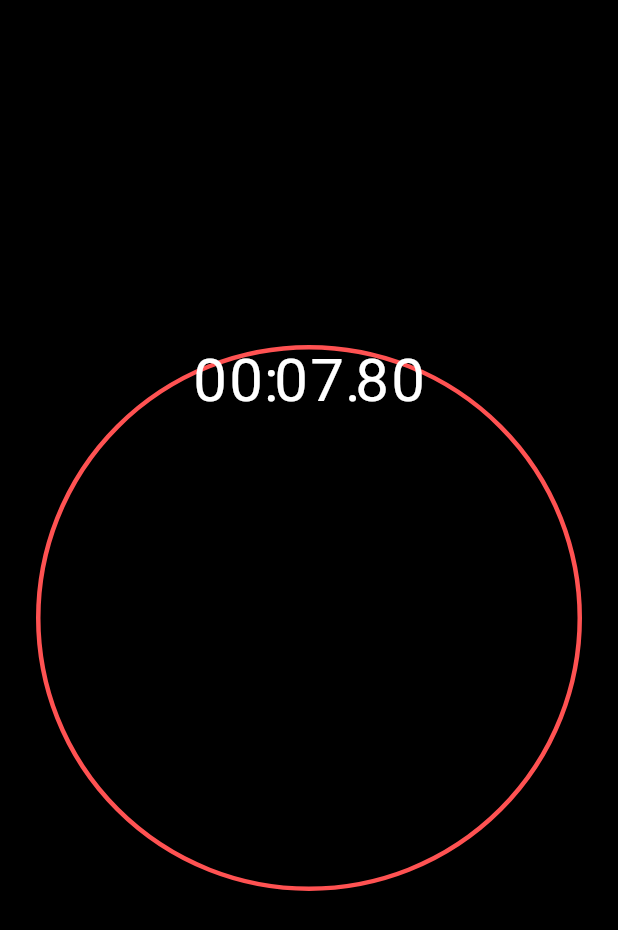
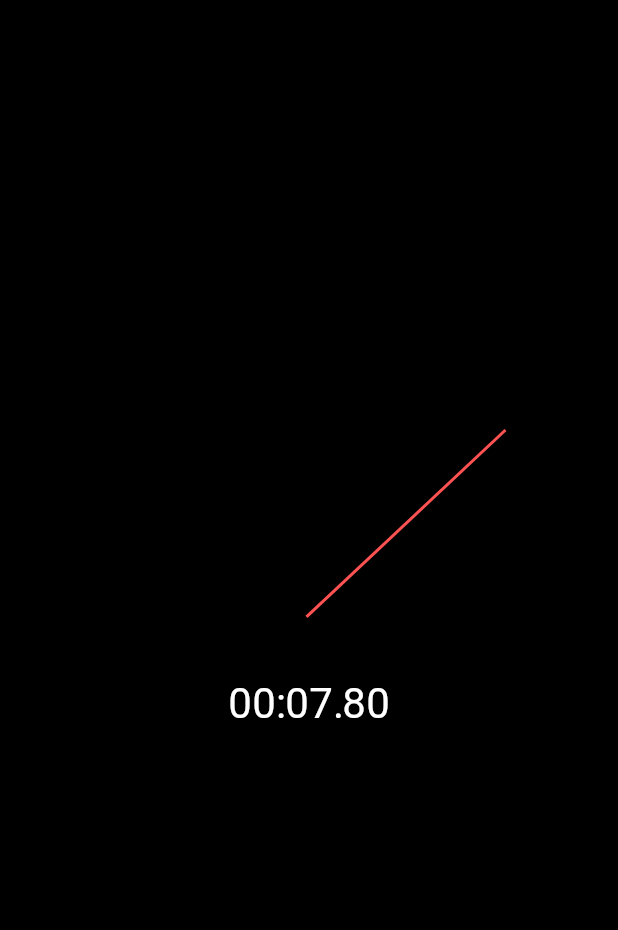
Before and after one commit to andradhandra/flutter_simple_stopwatch, a Flutter app: the screen it shows after launch, on a phone screen of 412 x 824 dp. Shown: the top 930 px of the screen. Run offline on Flutter 3.47's test engine with Material 2 defaults, Android fonts, the phone set to English and light mode, and no system bars.

Commit message:
Add ticker hand

```diff
--- a/lib/ui/elapsed_time_text.dart
+++ b/lib/ui/elapsed_time_text.dart
@@ -12,7 +12,7 @@ class ElapsedTimeText extends StatelessWidget {
     final hundredsStr = hundreds.toStringAsFixed(0).padLeft(2, '0');
     final secondsStr = seconds.toString().padLeft(2, '0');
     final minutesStr = minutes.toString().padLeft(2, '0');
-    const digitWidth = 24.0;
+    const digitWidth = 16.0;
 
     return Row(
       mainAxisAlignment: MainAxisAlignment.center,
@@ -41,7 +41,7 @@ class TimeDigit extends StatelessWidget {
       width: width,
       child: Text(
         text,
-        style: TextStyle(fontSize: 40),
+        style: TextStyle(fontSize: 28),
         textAlign: TextAlign.center,
       ),
     );
--- a/lib/ui/stopwatch.dart
+++ b/lib/ui/stopwatch.dart
@@ -31,6 +31,12 @@ class _StopwatchState extends State<Stopwatch>
 
   @override
   Widget build(BuildContext context) {
-    return StopwatchRenderer(elapsedTime: _elapsedTime,);
+    return LayoutBuilder(builder: (context, constraints) {
+      final radius = constraints.maxWidth / 2;
+      return StopwatchRenderer(
+        elapsedTime: _elapsedTime,
+        radius: radius,
+      );
+    });
   }
 }
--- /dev/null
+++ b/lib/ui/stopwatch_hand.dart
@@ -0,0 +1,31 @@
+import 'package:flutter/material.dart';
+
+class StopwatchHand extends StatelessWidget {
+  const StopwatchHand({
+    Key? key,
+    required this.rotationZAngle,
+    required this.handLength,
+    this.handThicknes = 2,
+    this.color = Colors.white,
+  }) : super(key: key);
+
+  final double rotationZAngle;
+  final double handThicknes;
+  final double handLength;
+  final Color color;
+
+  @override
+  Widget build(BuildContext context) {
+    return Container(
+      height: handLength,
+      width: handThicknes,
+      alignment: Alignment.topCenter,
+      transform: Matrix4.identity()
+        ..translate(-handThicknes / 2, 0.0, 0.0)
+        ..rotateZ(rotationZAngle),
+      decoration: BoxDecoration(
+        color: color,
+      ),
+    );
+  }
+}
--- /dev/null
+++ b/lib/ui/stopwatch_marker.dart
@@ -0,0 +1,18 @@
+import 'package:flutter/material.dart';
+
+class StopwatchMarker extends StatelessWidget {
+  const StopwatchMarker({
+    Key? key,
+    required this.seconds,
+    required this.radius,
+  }) : super(key: key);
+  final int seconds;
+  final double radius;
+
+  @override
+  Widget build(BuildContext context) {
+    return Container(
+      color: Colors.amberAccent,
+    );
+  }
+}
--- a/lib/ui/stopwatch_renderer.dart
+++ b/lib/ui/stopwatch_renderer.dart
@@ -1,28 +1,51 @@
+import 'dart:math';
+
 import 'package:flutter/material.dart';
 import 'package:stopwatch_flutter/ui/elapsed_time_text.dart';
+import 'package:stopwatch_flutter/ui/stopwatch_hand.dart';
+import 'package:stopwatch_flutter/ui/stopwatch_marker.dart';
 
 class StopwatchRenderer extends StatelessWidget {
   const StopwatchRenderer({
     Key? key,
     required this.elapsedTime,
+    required this.radius,
   }) : super(key: key);
   final Duration elapsedTime;
+  final double radius;
 
   @override
   Widget build(BuildContext context) {
+    final double handRotation =
+        pi + (2 * pi / 60000) * elapsedTime.inMilliseconds;
     return Stack(
       children: [
-        Container(
-          decoration: BoxDecoration(
-            border: Border.all(
-              color: Colors.redAccent,
-              width: 3,
-            ),
-            shape: BoxShape.circle,
+        ...List.generate(
+          60,
+          (i) => Positioned(
+              top: radius,
+              left: radius,
+              child: StopwatchMarker(
+                seconds: i,
+                radius: radius,
+              )),
+        ),
+        Positioned(
+          top: radius,
+          left: radius,
+          child: StopwatchHand(
+            rotationZAngle: handRotation,
+            handLength: radius,
+            color: Colors.redAccent,
           ),
         ),
-        ElapsedTimeText(
-          elapsed: elapsedTime,
+        Positioned(
+          left: 0.0,
+          right: 0.0,
+          top: radius + pi * 13,
+          child: ElapsedTimeText(
+            elapsed: elapsedTime,
+          ),
         ),
       ],
     );
```
